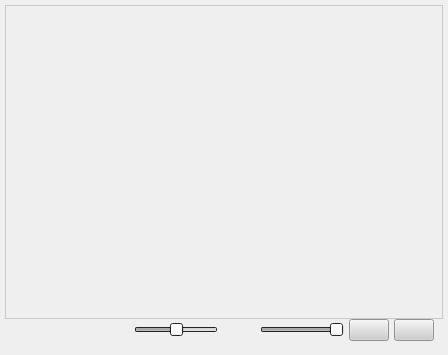
Qt form src/view/poseviewer/poseviewer.ui (florianblume/6d-pat) before a commit.
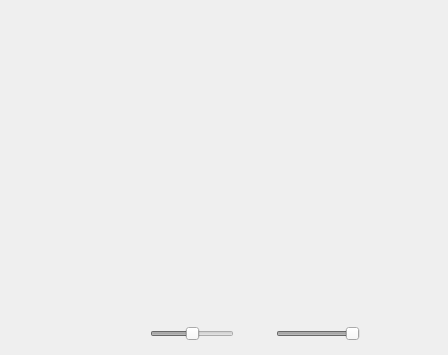
The same form after that commit.

What changed in the file:
```diff
--- a/src/view/poseviewer/poseviewer.ui
+++ b/src/view/poseviewer/poseviewer.ui
@@ -19,6 +19,9 @@
   <property name="windowTitle">
    <string>Form</string>
   </property>
+  <property name="styleSheet">
+   <string notr="true">border: 0px solid rgb(200, 200, 200);</string>
+  </property>
   <layout class="QVBoxLayout" name="verticalLayout_2">
    <property name="spacing">
     <number>0</number>
@@ -38,7 +41,7 @@
    <item>
     <widget class="QFrame" name="frame">
      <property name="styleSheet">
-      <string notr="true">border: 1px solid rgb(200, 200, 200);</string>
+      <string notr="true"/>
      </property>
      <property name="frameShape">
       <enum>QFrame::NoFrame</enum>
```
Left out of the diff: 2 changed lines with no effect on the pictures.
